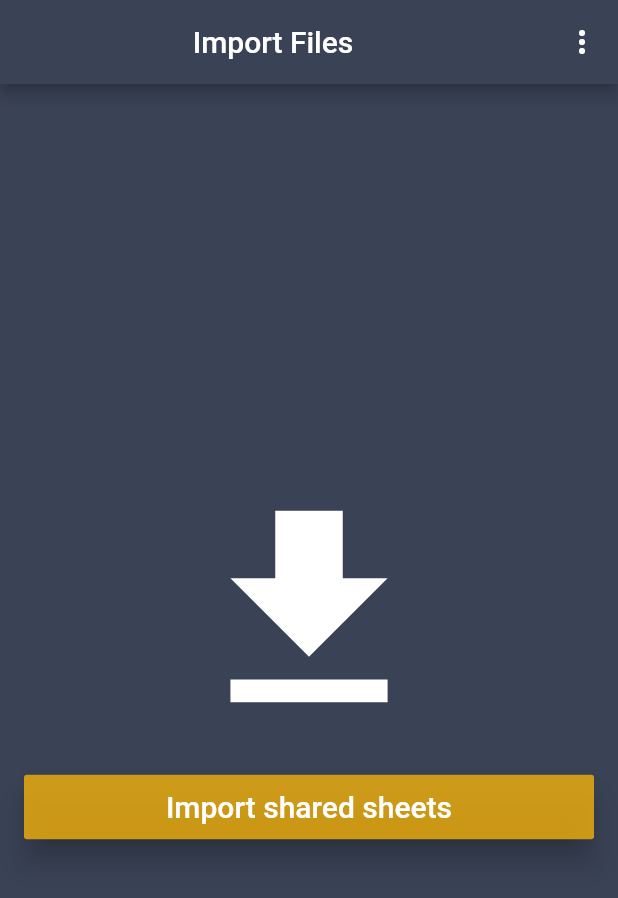
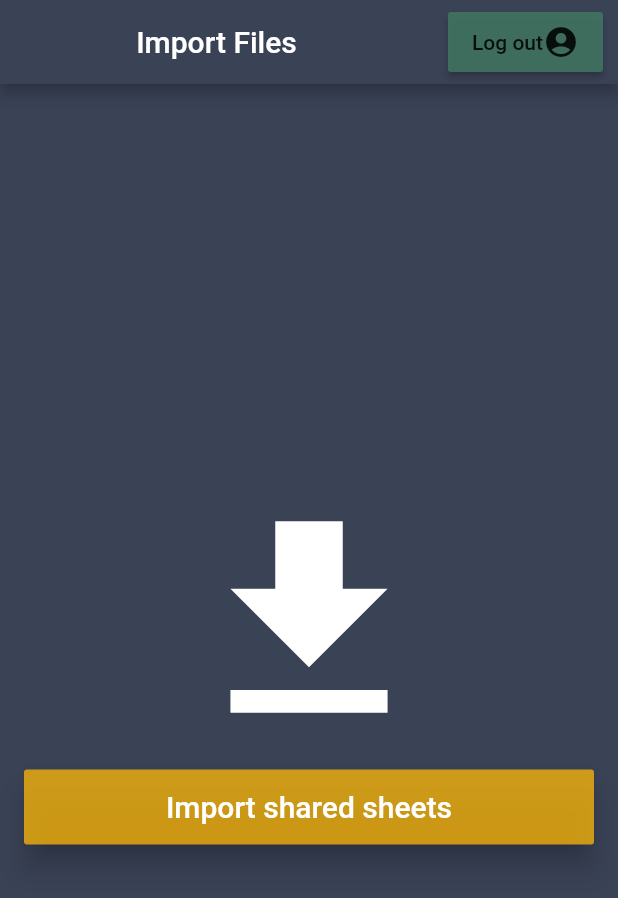
Before and after one commit to yaacine/QR-Registration, a Flutter app: the ImportFilesPage screen opened directly, on a phone screen of 412 x 824 dp. Shown: the top 898 px of the screen. Run offline on Flutter 3.47's test engine with Material 2 defaults, Android fonts, the phone set to English and light mode, and no system bars; our stand-ins replace connectivity, google_sign_in, qr_flutter; missing offline and left inert: barcode_scan.

Commit message:
impoved some appearances

```diff
--- a/lib/main.dart
+++ b/lib/main.dart
@@ -4,6 +4,7 @@ import './views/loginPage.dart';
 import './views/homePage.dart';
 import './views/listFilesPage.dart';
 import './views/importFiles.dart';
+import './views/testPage.dart';
 
 void main() => runApp(MyApp());
 
--- a/lib/views/globalCompounents.dart
+++ b/lib/views/globalCompounents.dart
@@ -8,21 +8,27 @@ import 'loginPage.dart';
       leading: null,
       title: Center(child: Text(title),),
       actions: <Widget>[
-        PopupMenuButton(
-          onSelected: (_){SheetsManager.googleSignIn.signOut();},
-          itemBuilder: (BuildContext context){
-            return[
-              PopupMenuItem(
+        Padding(
 
-               child:Row(children: <Widget>[
+          padding: EdgeInsets.symmetric(vertical: 8.0 , horizontal: 10.0),
+          child:  RaisedButton(
+          color: Color.fromRGBO(64, 115, 96, .9),
+          child: Row(children: <Widget>[
                  Text("Log out"),
                  Icon(Icons.account_circle),
-               ],)
-               )
+               ],),
+          onPressed: (){
 
+            SheetsManager.googleSignIn.signOut();
+            Navigator.pushReplacement(
+              context,
+              MaterialPageRoute(
+                builder: (context)=> LoginPage()
+              )
 
-            ];
+            );
           },
+        ),
         )
 
 
--- a/lib/views/importFiles.dart
+++ b/lib/views/importFiles.dart
@@ -53,22 +53,20 @@ class _ImportFilesPageState extends State<ImportFilesPage> {
 
     final loadFilesButton = Container(
       child: Center(
-
         child: Column(
           mainAxisAlignment: MainAxisAlignment.center,
           crossAxisAlignment: CrossAxisAlignment.stretch,
           children: <Widget>[
             Padding(
-              padding: EdgeInsets.symmetric(horizontal: 16.0, vertical: 8.0),
+              padding: EdgeInsets.symmetric(horizontal: 0.0, vertical: 8.0),
               child: Icon(Icons.file_download , size: 180.0,color: Colors.white,) ,
             ),
 
-             Padding(
-              padding: EdgeInsets.symmetric(horizontal: 16.0, vertical: 8.0),
+            Padding(
+              padding: EdgeInsets.symmetric(horizontal: 16.0, vertical: 0.0),
               child:  RaisedButton(
                     elevation: 8.0,
                     color: Color.fromRGBO(243, 177, 11, 0.8),
-                    //backgroundColor: Color.fromRGBO(243, 177, 11, 0.8),
                     onPressed: (){
                       // load listFilesPage here
                       if(SheetsManager.sheets==null || SheetsManager.sheets.length==0){
@@ -81,17 +79,14 @@ class _ImportFilesPageState extends State<ImportFilesPage> {
                       }
 
                     },
-                    child:
-                    Padding(
-                      padding: EdgeInsets.all(10.0),
-                      child:  Column(
-                      children: <Widget>[
+                    child:SizedBox(
+                      height: 50.0,
+                      child:Center(
+                        child:  Text('Import shared sheets' , style: TextStyle(color: Colors.white , fontSize: 20.0),)
+                      )
 
-                        Text('Import shared sheets' , style: TextStyle(color: Colors.white , fontSize: 20.0),)
 
-                      ],
-                    ) ,
-                    )
+                  )
                    ),
             )
           ],
```
Also changed, not shown: lib/views/listFilesPage.dart (+1 -16 lines), lib/views/loginPage.dart (+21 -4 lines), lib/views/testPage.dart (added, +34 -0 lines).
